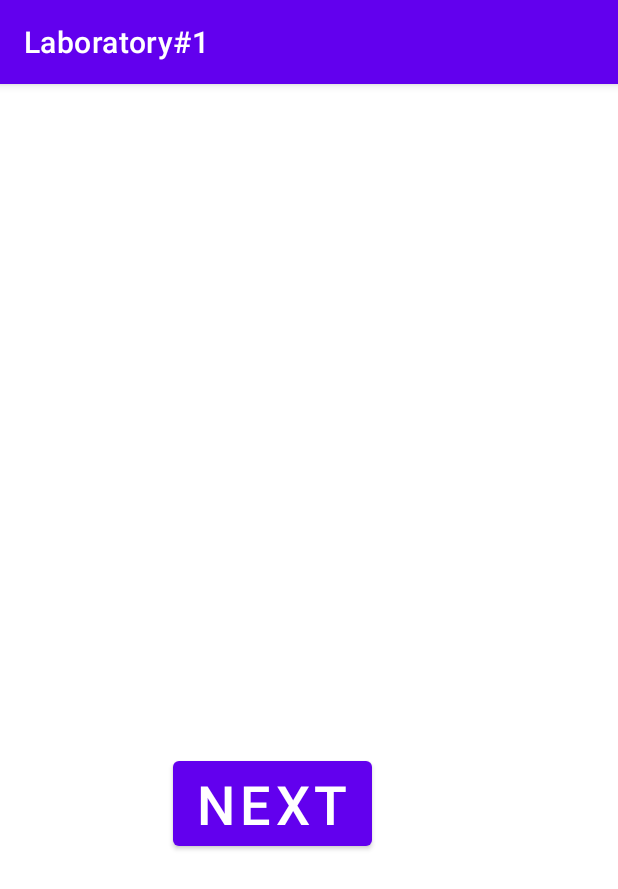
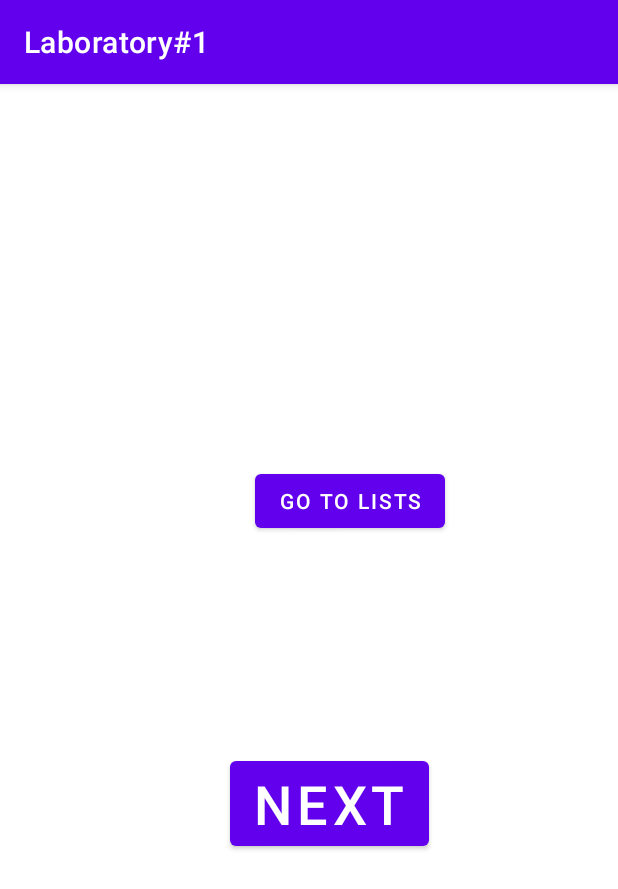
Before and after one commit to marina01p/PAM, an Android app: the screen it shows after launch (MainActivity), on a phone screen of 412 x 824 dp. Shown: the top 889 px of the screen. Run offline under Robolectric (Android 15) with nearby library versions, the phone set to English and light mode, and no system bars.

Commit message:
add new screen

```diff
--- a/Laboratory1/app/src/main/AndroidManifest.xml
+++ b/Laboratory1/app/src/main/AndroidManifest.xml
@@ -9,7 +9,10 @@
         android:roundIcon="@mipmap/airplane_ic_launcher_round"
         android:supportsRtl="true"
         android:theme="@style/Theme.Laboratory1">
-        <activity android:name=".SecondActivity" android:parentActivityName=".MainActivity"></activity>
+        <activity android:name=".ThirdActivity"></activity>
+        <activity
+            android:name=".SecondActivity"
+            android:parentActivityName=".MainActivity" />
         <activity android:name=".MainActivity">
             <intent-filter>
                 <action android:name="android.intent.action.MAIN" />
--- a/Laboratory1/app/src/main/java/com/example/laboratory1/MainActivity.kt
+++ b/Laboratory1/app/src/main/java/com/example/laboratory1/MainActivity.kt
@@ -17,14 +17,16 @@ class MainActivity : AppCompatActivity() {
         setContentView(R.layout.activity_main)
 
         val navigateBtn = findViewById<Button>(R.id.navigateBtn)
-
-
-
+        val goToLists = findViewById<Button>(R.id.goToLists)
 
         navigateBtn.setOnClickListener {
             val intent = Intent(this, SecondActivity::class.java)
             startActivity(intent)
+        }
 
+        goToLists.setOnClickListener {
+            val intent = Intent(this, ThirdActivity::class.java)
+            startActivity(intent)
         }
 
 
--- a/Laboratory1/app/src/main/java/com/example/laboratory1/SecondActivity.kt
+++ b/Laboratory1/app/src/main/java/com/example/laboratory1/SecondActivity.kt
@@ -16,8 +16,6 @@ class SecondActivity : AppCompatActivity() {
         super.onCreate(savedInstanceState)
         setContentView(R.layout.activity_second)
 
-        val receivedDestination = intent.getStringExtra("destinationName")
-
         val goBackBtn = findViewById<Button>(R.id.goBackBtn)
 
 
--- a/Laboratory1/app/src/main/res/layout/activity_main.xml
+++ b/Laboratory1/app/src/main/res/layout/activity_main.xml
@@ -5,7 +5,6 @@
     android:layout_width="match_parent"
     android:layout_height="match_parent"
     tools:context=".MainActivity">
-
 
 
     <Button
@@ -21,11 +20,21 @@
         android:textSize="36sp"
         app:layout_constraintBottom_toBottomOf="parent"
         app:layout_constraintEnd_toEndOf="parent"
-        app:layout_constraintHorizontal_bias="0.0"
+        app:layout_constraintHorizontal_bias="0.777"
         app:layout_constraintStart_toStartOf="parent"
         app:layout_constraintTop_toTopOf="parent"
         app:layout_constraintVertical_bias="0.539" />
 
+    <Button
+        android:id="@+id/goToLists"
+        android:layout_width="wrap_content"
+        android:layout_height="wrap_content"
+        android:layout_marginStart="170dp"
+        android:layout_marginLeft="170dp"
+        android:layout_marginTop="254dp"
+        android:text="GO TO LISTS"
+        app:layout_constraintStart_toStartOf="parent"
+        app:layout_constraintTop_toTopOf="parent" />
 
 
 </androidx.constraintlayout.widget.ConstraintLayout>
```
Also changed, not shown: Laboratory1/app/src/main/java/com/example/laboratory1/ThirdActivity.kt (added, +20 -0 lines), Laboratory1/app/src/main/res/layout/activity_third.xml (added, +19 -0 lines).
